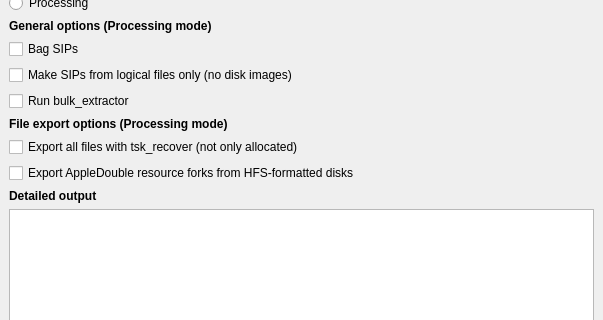
Old version of the form design.ui in the repository CCA-Public/diskimageprocessor; both pictures show x 0 to 603 and y 243 to 563 of the 603 by 742 pixel window.
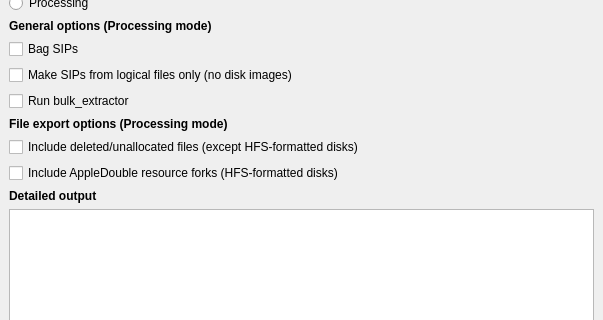
New version of the form.

Commit message: GUI options syntax change

Diff of the .ui file:
```diff
--- a/design.ui
+++ b/design.ui
@@ -122,14 +122,14 @@
     <item>
      <widget class="QCheckBox" name="exportAllBtn">
       <property name="text">
-       <string>Export all files with tsk_recover (not only allocated)</string>
+       <string>Include deleted/unallocated files (except HFS-formatted disks)</string>
       </property>
      </widget>
     </item>
     <item>
      <widget class="QCheckBox" name="resforksBtn">
       <property name="text">
-       <string>Export AppleDouble resource forks from HFS-formatted disks</string>
+       <string>Include AppleDouble resource forks (HFS-formatted disks)</string>
       </property>
      </widget>
     </item>
```
The commit also changes 1 other file.
